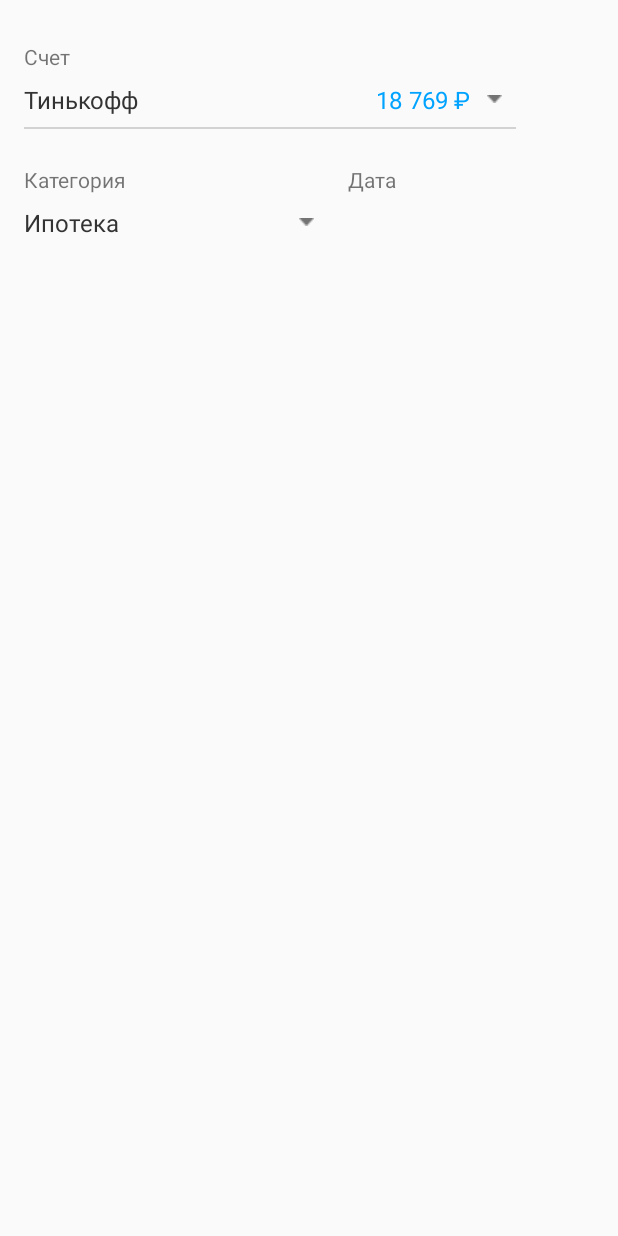
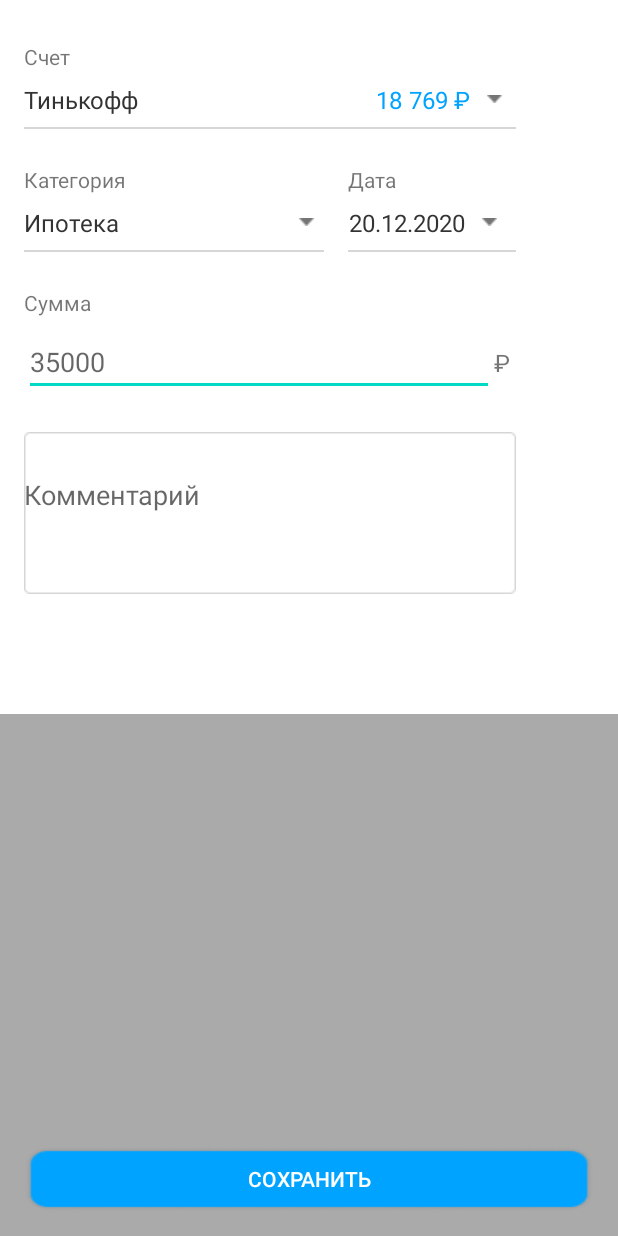
Before and after one commit to YRT9GA/Fint, an Android app: the layout income_add.xml on its own in the app's theme, with its tools: preview values and no code run, on a phone screen of 412 x 824 dp. Run offline under Robolectric (Android 15) with nearby library versions, the phone set to English and light mode, and no system bars.

Commit message:
added income add

```diff
--- a/app/src/main/res/layout/income_add.xml
+++ b/app/src/main/res/layout/income_add.xml
@@ -1,34 +1,39 @@
 <?xml version="1.0" encoding="utf-8"?>
 <androidx.constraintlayout.widget.ConstraintLayout xmlns:android="http://schemas.android.com/apk/res/android"
+    xmlns:app="http://schemas.android.com/apk/res-auto"
     android:layout_width="match_parent"
     android:layout_height="match_parent"
-    xmlns:app="http://schemas.android.com/apk/res-auto">
+    android:background="@android:color/darker_gray">
 
 
     <LinearLayout
         android:layout_width="match_parent"
-        android:layout_height="match_parent"
+        android:layout_height="wrap_content"
+        android:background="#FFFFFF"
         android:orientation="vertical"
-        android:layout_marginLeft="16dp">
+        app:layout_constraintLeft_toLeftOf="parent"
+        app:layout_constraintTop_toTopOf="parent">
 
 
         <TextView
             android:layout_width="wrap_content"
             android:layout_height="wrap_content"
+            android:layout_marginLeft="16dp"
             android:layout_marginTop="28dp"
             android:layout_marginBottom="8dp"
             android:text="@string/acc"
-            android:textSize="14sp"/>
+            android:textSize="14sp" />
 
         <LinearLayout
             android:layout_width="wrap_content"
             android:layout_height="wrap_content"
+            android:layout_marginLeft="16dp"
             android:orientation="horizontal">
 
             <TextView
+                android:id="@+id/acc_name_tv"
                 android:layout_width="wrap_content"
                 android:layout_height="wrap_content"
-        android:id="@+id/acc_name_tv"
                 android:text="Тинькофф"
                 android:textColor="#333333"
                 android:textSize="16sp"
@@ -36,48 +41,49 @@
                 app:layout_constraintTop_toTopOf="parent" />
 
             <TextView
+                android:id="@+id/acc_sum_tv"
                 android:layout_width="wrap_content"
                 android:layout_height="wrap_content"
-        android:id="@+id/acc_sum_tv"
                 android:layout_marginLeft="158dp"
                 android:text="18 769 ₽"
-        android:textSize="16sp"
                 android:textColor="#00A3FF"
-        />
+                android:textSize="16sp" />
 
             <ImageView
                 android:layout_width="wrap_content"
                 android:layout_height="wrap_content"
-        android:src="@drawable/ar_dwn"
                 android:layout_marginLeft="11dp"
-        android:layout_marginTop="8dp"/>
+                android:layout_marginTop="8dp"
+                android:src="@drawable/ar_dwn" />
 
         </LinearLayout>
 
         <ImageView
             android:layout_width="wrap_content"
             android:layout_height="wrap_content"
+            android:layout_marginLeft="16dp"
             android:layout_marginTop="7dp"
-            android:src="@drawable/line328"/>
+            android:src="@drawable/line328" />
 
         <LinearLayout
             android:layout_width="wrap_content"
             android:layout_height="wrap_content"
-            android:orientation="horizontal"
-            android:layout_marginTop="24dp">
+            android:layout_marginLeft="16dp"
+            android:layout_marginTop="24dp"
+            android:orientation="horizontal">
 
             <TextView
                 android:layout_width="wrap_content"
                 android:layout_height="wrap_content"
                 android:text="@string/category"
-                android:textSize="14sp"/>
+                android:textSize="14sp" />
 
             <TextView
                 android:layout_width="wrap_content"
                 android:layout_height="wrap_content"
+                android:layout_marginLeft="148dp"
                 android:text="@string/data"
-                android:layout_marginLeft="148dp"
-                android:textSize="14sp"/>
+                android:textSize="14sp" />
 
 
         </LinearLayout>
@@ -85,12 +91,13 @@
         <LinearLayout
             android:layout_width="wrap_content"
             android:layout_height="wrap_content"
+            android:layout_marginLeft="16dp"
             android:layout_marginTop="8dp">
 
             <TextView
+                android:id="@+id/cat_name_tv"
                 android:layout_width="wrap_content"
                 android:layout_height="wrap_content"
-                android:id="@+id/cat_name_tv"
                 android:text="Ипотека"
                 android:textColor="#333333"
                 android:textSize="16sp"
@@ -100,16 +107,104 @@
             <ImageView
                 android:layout_width="wrap_content"
                 android:layout_height="wrap_content"
-                android:src="@drawable/ar_dwn"
                 android:layout_marginLeft="120dp"
-                android:layout_marginTop="8dp"/>
+                android:layout_marginTop="8dp"
+                android:src="@drawable/ar_dwn" />
+
+            <TextView
+                android:layout_width="wrap_content"
+                android:layout_height="wrap_content"
+                android:layout_marginLeft="23dp"
+                android:text="20.12.2020"
+                android:textColor="#333333"
+                android:textSize="16sp" />
+
+            <ImageView
+                android:layout_width="wrap_content"
+                android:layout_height="wrap_content"
+                android:layout_marginLeft="11dp"
+                android:layout_marginTop="8dp"
+                android:src="@drawable/ar_dwn" />
+
+
+        </LinearLayout>
+
+        <LinearLayout
+            android:layout_width="wrap_content"
+            android:layout_height="wrap_content"
+            android:layout_marginLeft="16dp"
+            android:layout_marginTop="7dp">
+
+            <ImageView
+                android:layout_width="wrap_content"
+                android:layout_height="wrap_content"
+                android:src="@drawable/line200" />
+
+            <ImageView
+                android:layout_width="wrap_content"
+                android:layout_height="wrap_content"
+                android:layout_marginLeft="16dp"
+                android:src="@drawable/line112" />
 
 
         </LinearLayout>
 
 
+        <TextView
+            android:layout_width="wrap_content"
+            android:layout_height="wrap_content"
+            android:layout_marginLeft="16dp"
+            android:layout_marginTop="24dp"
+            android:text="@string/sum" />
+
+        <LinearLayout
+            android:layout_width="wrap_content"
+            android:layout_height="wrap_content"
+            android:layout_marginLeft="16dp"
+            android:layout_marginTop="7dp">
+
+            <EditText
+                android:layout_width="313dp"
+                android:layout_height="wrap_content"
+                android:hint="35000" />
+
+            <TextView
+                android:layout_width="wrap_content"
+                android:layout_height="wrap_content"
+                android:text="₽"
+                android:textSize="16sp" />
+
+        </LinearLayout>
+
+        <EditText
+            android:id="@+id/com_ea_et"
+            android:layout_width="328dp"
+            android:layout_height="108dp"
+            android:layout_marginLeft="16dp"
+            android:layout_marginTop="24dp"
+            android:layout_marginBottom="80dp"
+            android:background="@drawable/field_border"
+            android:ems="10"
+            android:hint="@string/Commentary"
+            android:inputType="textMultiLine"
+            android:lines="5"
+            android:paddingBottom="24dp" />
+
 
     </LinearLayout>
 
 
+    <Button
+        android:layout_width="match_parent"
+        android:layout_height="44dp"
+        android:layout_marginLeft="16dp"
+        android:layout_marginRight="16dp"
+        android:layout_marginBottom="16dp"
+        android:background="@drawable/btn_add_bg"
+        android:text="Сохранить"
+        android:textColor="#FFFFFF"
+        app:layout_constraintBottom_toBottomOf="parent"
+        app:layout_constraintLeft_toLeftOf="parent" />
+
+
 </androidx.constraintlayout.widget.ConstraintLayout>
--- a/app/src/main/res/values/strings.xml
+++ b/app/src/main/res/values/strings.xml
@@ -13,6 +13,8 @@
     <string name="acc">Счет</string>
     <string name="data">Дата</string>
     <string name="category">Категория</string>
+    <string name="sum">Сумма</string>
+    <string name="Commentary">  Комментарий</string>
 
 
     <string-array name="category">
```
Also changed, not shown: app/src/main/res/drawable-v24/btn_add_bg.png (added), app/src/main/res/drawable-v24/field_border.png (added), app/src/main/res/drawable-v24/line112.png (added), app/src/main/res/drawable-v24/line200.png (added). Lines whose indentation alone changed are shown as unchanged.
